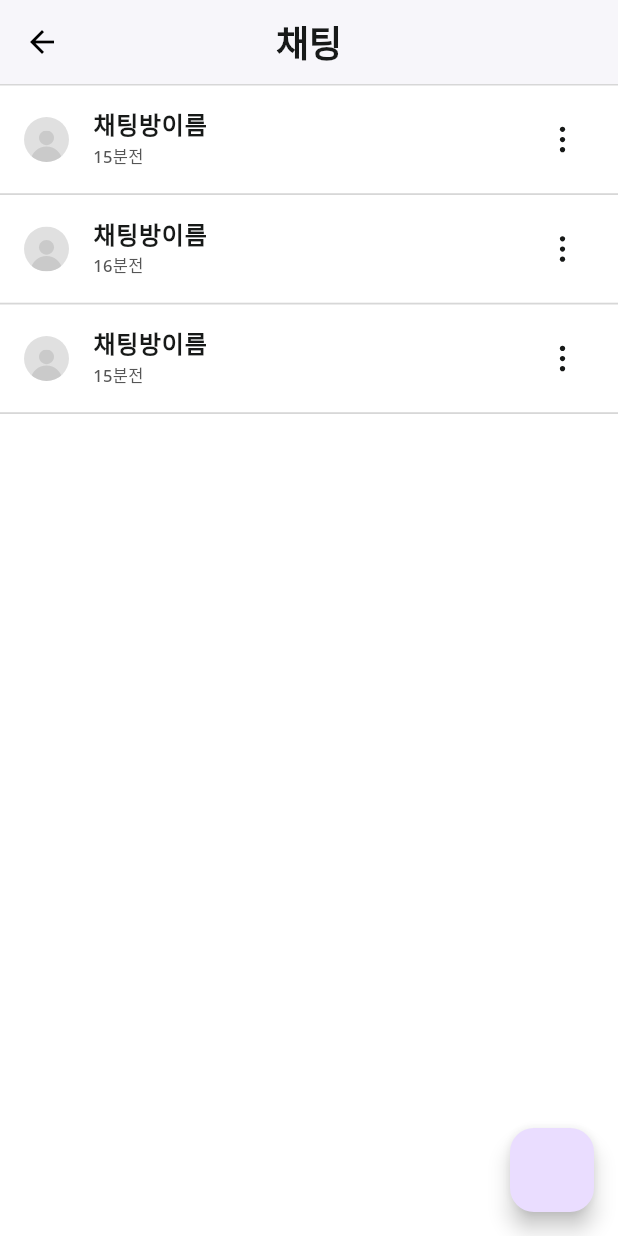
After one commit to ballkkaye/frontend, a Flutter app: the ChatRoomListPage screen opened directly, on a phone screen of 412 x 824 dp. The commit adds this screen. Run offline on Flutter 3.47's test engine with Material 3 defaults, Android fonts, the phone set to English and light mode, and no system bars; our stand-ins replace dio, dropdown_button2, flutter_dotenv, flutter_riverpod, flutter_svg, google_fonts and 2 more.

Commit message:
[feat] ui - 채팅 목록  (#14)
채팅방 리스트 화면 UI 구현

```diff
--- a/lib/ui/pages/holder/chat_room/list_page/chat_room_list_page.dart
+++ b/lib/ui/pages/holder/chat_room/list_page/chat_room_list_page.dart
@@ -1,4 +1,9 @@
+import 'package:ballkkaye_frontend/_core/style/m_color.dart';
+import 'package:ballkkaye_frontend/_core/style/m_text.dart';
+import 'package:ballkkaye_frontend/ui/pages/holder/chat_room/detail_page/chat_room_detail_page.dart';
 import 'package:flutter/material.dart';
+
+import 'widgets/chat_room_list_body.dart';
 
 class ChatRoomListPage extends StatelessWidget {
   const ChatRoomListPage({super.key});
@@ -6,10 +11,27 @@ class ChatRoomListPage extends StatelessWidget {
   @override
   Widget build(BuildContext context) {
     return Scaffold(
-      body: Center(
-        child: Container(
-          child: Text("채팅 페이지"),
-        ),
+      appBar: _appbar(context),
+      body: ChatRoomListBody(),
+      floatingActionButton: FloatingActionButton(onPressed: () {
+        Navigator.push(
+          context,
+          MaterialPageRoute(builder: (_) => ChatRoomDetailPage()),
+          );
+        },
+      ),
+    );
+  }
+
+  AppBar _appbar(BuildContext context) {
+    return AppBar(
+      title: MText.h1('채팅',color: MColor.kLabel.normal),
+      centerTitle: true,
+      backgroundColor: Colors.white,
+      elevation: 1,
+      leading: IconButton(
+        icon: Icon(Icons.arrow_back, color: Colors.black),
+        onPressed: () => Navigator.pop(context),
       ),
     );
   }
--- /dev/null
+++ b/lib/ui/pages/holder/chat_room/list_page/widgets/chat_room_list_body.dart
@@ -0,0 +1,33 @@
+import 'package:ballkkaye_frontend/_core/style/m_color.dart';
+import 'package:ballkkaye_frontend/ui/pages/holder/chat_room/list_page/widgets/chat_room_list_item.dart';
+import 'package:flutter/material.dart';
+
+class ChatRoomListBody extends StatelessWidget {
+  ChatRoomListBody({super.key});
+
+  final List<Map<String, String>> chatRooms = [
+    {'name': '채팅방이름', 'time': '15분전'},
+    {'name': '채팅방이름', 'time': '16분전'},
+    {'name': '채팅방이름', 'time': '15분전'},
+  ];
+
+  @override
+  Widget build(BuildContext context) {
+    return Column(
+      children: [
+        // 상단 디바이더
+        Divider(height: 1, color: MColor.kLine.normal),
+
+        Expanded(
+          child: ListView.builder(
+            itemCount: chatRooms.length,
+            itemBuilder: (context, index) {
+              final chat = chatRooms[index];
+              return ChatRoomListItem(chat: chat);
+            },
+          ),
+        ),
+      ],
+    );
+  }
+}
--- /dev/null
+++ b/lib/ui/pages/holder/chat_room/list_page/widgets/chat_room_list_item.dart
@@ -0,0 +1,62 @@
+
+import 'package:ballkkaye_frontend/_core/style/m_color.dart';
+import 'package:ballkkaye_frontend/_core/style/m_icon.dart';
+import 'package:ballkkaye_frontend/_core/style/m_text.dart';
+import 'package:flutter/material.dart';
+
+class ChatRoomListItem extends StatelessWidget {
+  const ChatRoomListItem({
+    super.key,
+    required this.chat,
+  });
+
+  final Map<String, String> chat;
+
+  @override
+  Widget build(BuildContext context) {
+    return Column(
+      children: [
+        ListTile(
+          leading: ClipOval(
+            child: Container(
+              width: 30,
+              height: 30,
+              color: Colors.grey.shade300,
+              child: Align(
+                alignment: Alignment.bottomCenter,
+                child: SizedBox(
+                  width: 21,
+                  height: 21,
+                  child: MIcon.page.mypage.userDummy,
+                ),
+              ),
+            ),
+          ),
+          title: Text(
+            chat['name']!,
+            style: TextStyle(
+              fontSize: 16,
+              fontWeight: FontWeight.w600,
+              color: MColor.kLabel.normal,
+              height: 1.1,
+            ),
+          ),
+          subtitle: MText.label3(
+            chat['time']!,
+            color: MColor.kLabel.neutral,
+          ),
+          trailing: MIcon.page.userMatch.dotVertical,
+          onTap: () {
+            // 채팅방으로 이동
+          },
+        ),
+        // 항목 아래 디바이더
+        Divider(
+          height: 1,
+          thickness: 1.2,
+          color: MColor.kLine.normal,
+        ),
+      ],
+    );
+  }
+}
--- a/lib/ui/pages/holder/user_match/update_page/user_match_update_page.dart
+++ b/lib/ui/pages/holder/user_match/update_page/user_match_update_page.dart
@@ -1,6 +1,5 @@
 import 'package:ballkkaye_frontend/_core/style/m_color.dart';
 import 'package:ballkkaye_frontend/_core/style/m_text.dart';
-import 'package:ballkkaye_frontend/ui/pages/holder/chat_room/detail_page/chat_room_detail_page.dart';
 import 'package:ballkkaye_frontend/ui/pages/holder/chat_room/list_page/chat_room_list_page.dart';
 import 'package:ballkkaye_frontend/ui/pages/holder/user_match/update_page/widgets/user_match_update_body.dart';
 import 'package:flutter/material.dart';
```
